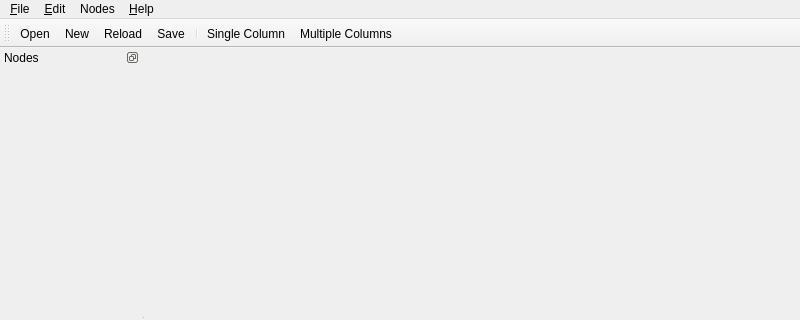
Old version of the form apps/ctstudio/ui/MainWindow.ui in the repository jjacobsson/calltree; both pictures show x 0 to 800 and y 0 to 320 of the 800 by 600 pixel window.
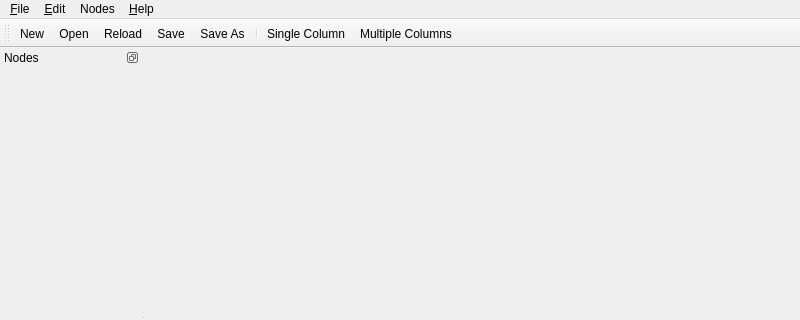
New version of the form. Icons and pictures are not drawn.

What changed in the file:
```diff
--- a/apps/ctstudio/ui/MainWindow.ui
+++ b/apps/ctstudio/ui/MainWindow.ui
@@ -127,10 +127,11 @@
    <attribute name="toolBarBreak">
     <bool>false</bool>
    </attribute>
-   <addaction name="m_ActionOpen"/>
    <addaction name="m_ActionNew"/>
+   <addaction name="m_ActionOpen"/>
    <addaction name="m_ActionReload"/>
    <addaction name="m_ActionSave"/>
+   <addaction name="m_ActionSaveAs"/>
    <addaction name="separator"/>
    <addaction name="m_ActionSingleColumn"/>
    <addaction name="m_ActionMultiColumn"/>
```
Left out of the diff: 6 changed lines with no effect on the pictures.
